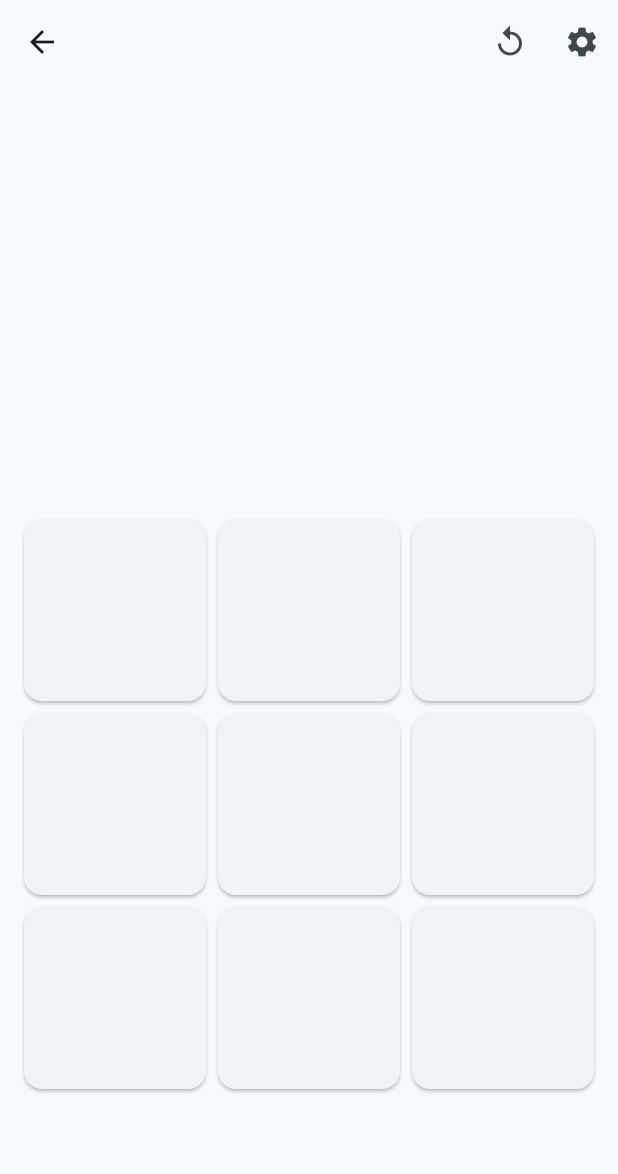
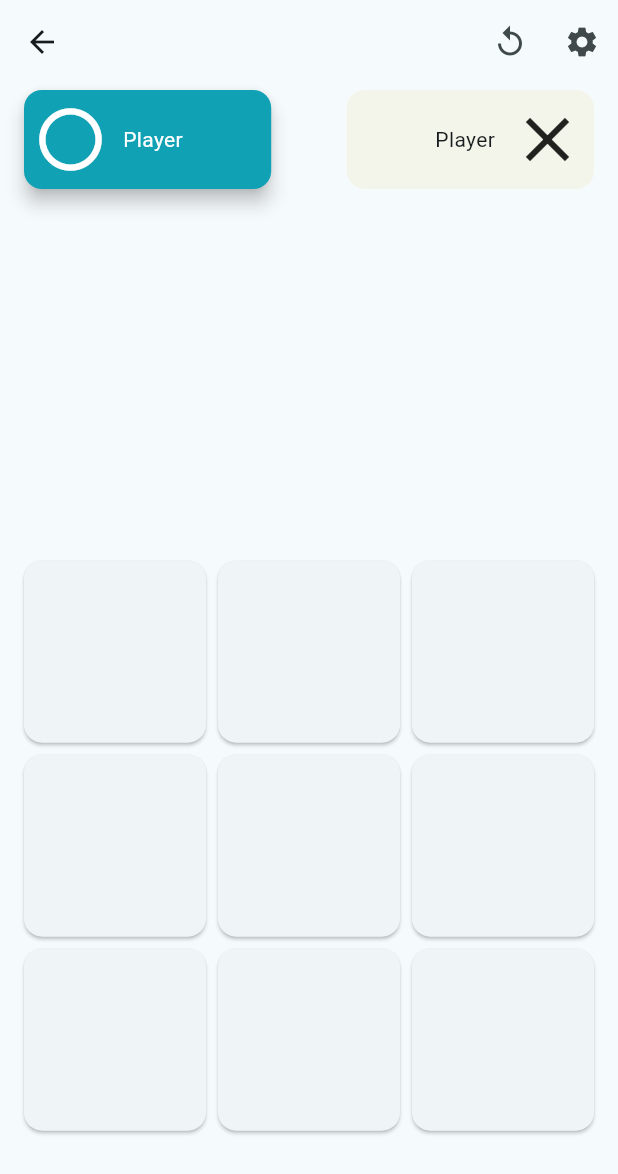
Before and after one commit to box-bm/Minimal-tic-tac-toe, a Flutter app: the screen it shows after launch, after a tap on "Play!", on a phone screen of 412 x 824 dp. Shown: the top 1174 px of the screen. Run offline on Flutter 3.47's test engine with Material 2 defaults, Android fonts, the light colour scheme and no system bars; our stand-ins replace animated_text_kit, bloc, equatable, flutter_bloc, hydrated_bloc.

Commit message:
created showing player turn

```diff
--- a/lib/bloc/tik_tak_toe/tik_tak_toe_bloc.dart
+++ b/lib/bloc/tik_tak_toe/tik_tak_toe_bloc.dart
@@ -41,7 +41,7 @@ class TikTakToeBloc extends Bloc<TikTakToeEvent, TikTakToeState> {
       } else if (winner == WinOption.tie) {
         emit(NoWinner(
           players: state.players,
-          playerTurnIndex: state.playerTurnIndex == 1 ? 0 : 1,
+          playerTurnIndex: state.playerTurnIndex,
           board: newBoard,
           boardSize: state.boardSize,
         ));
@@ -49,7 +49,7 @@ class TikTakToeBloc extends Bloc<TikTakToeEvent, TikTakToeState> {
         emit(GameWon(
           playerWinner: state.players.elementAt(state.playerTurnIndex),
           players: state.players,
-          playerTurnIndex: state.playerTurnIndex == 1 ? 0 : 1,
+          playerTurnIndex: state.playerTurnIndex,
           winOption: winner,
           board: newBoard,
           boardSize: state.boardSize,
--- a/lib/models/player.dart
+++ b/lib/models/player.dart
@@ -1,27 +1,25 @@
 import 'package:flutter/material.dart';
 
 class Player {
-  final String? playerName;
-  final Color? color;
-  final IconData? iconData;
+  final String playerName;
+  final Color color;
+  final IconData iconData;
 
-  const Player({this.playerName, this.color, this.iconData});
+  const Player(
+      {required this.playerName, required this.color, required this.iconData});
 
   factory Player.fromJSON(Map<String, dynamic> data) {
     return Player(
-      playerName: data['playerName'] ?? "Player",
-      color: data['color'] != null ? Color(data['color']) : null,
-      iconData: data['iconData'] != null
-          ? IconData(data['iconData'], fontFamily: 'MaterialIcons')
-          : null,
-    );
+        playerName: data['playerName'],
+        color: Color(data['color']),
+        iconData: IconData(data['iconData'], fontFamily: 'MaterialIcons'));
   }
 
   Map<String, dynamic> toJson() {
     return {
       "playerName": playerName,
-      "color": color?.value,
-      "iconData": iconData?.codePoint,
+      "color": color.value,
+      "iconData": iconData.codePoint,
     };
   }
 
--- a/lib/repository/default_players.dart
+++ b/lib/repository/default_players.dart
@@ -2,7 +2,11 @@ import 'package:flutter/material.dart';
 import 'package:tik_tak_toe/models/player.dart';
 
 const Player defaultPlayer1 = Player(
-    color: Color.fromARGB(255, 17, 161, 180), iconData: Icons.circle_outlined);
+    playerName: "",
+    color: Color.fromARGB(255, 17, 161, 180),
+    iconData: Icons.circle_outlined);
 
-const Player defaultPlayer2 =
-    Player(color: Color.fromARGB(255, 238, 183, 18), iconData: Icons.close);
+const Player defaultPlayer2 = Player(
+    playerName: "",
+    color: Color.fromARGB(255, 238, 183, 18),
+    iconData: Icons.close);
--- a/lib/screens/tik_tak_toe.dart
+++ b/lib/screens/tik_tak_toe.dart
@@ -4,6 +4,7 @@ import 'package:tik_tak_toe/bloc/tik_tak_toe/tik_tak_toe_bloc.dart';
 import 'package:tik_tak_toe/screens/settings.dart';
 import 'package:tik_tak_toe/widgets/board.dart';
 import 'package:tik_tak_toe/widgets/board_title.dart';
+import 'package:tik_tak_toe/widgets/board_turn.dart';
 
 class TikTakToe extends StatefulWidget {
   static String route = "/tikTakToe";
@@ -33,6 +34,7 @@ class _TikTakToeState extends State<TikTakToe> {
               crossAxisAlignment: CrossAxisAlignment.stretch,
               mainAxisAlignment: MainAxisAlignment.spaceBetween,
               children: const [
+                BoardTurn(),
                 Expanded(
                   child: BoardTitle(),
                 ),
--- /dev/null
+++ b/lib/widgets/board_turn.dart
@@ -0,0 +1,26 @@
+import 'package:flutter/material.dart';
+import 'package:flutter_bloc/flutter_bloc.dart';
+import 'package:tik_tak_toe/bloc/tik_tak_toe/tik_tak_toe_bloc.dart';
+import 'package:tik_tak_toe/models/win_options.dart';
+import 'package:tik_tak_toe/widgets/player_board_header.dart';
+
+class BoardTurn extends StatelessWidget {
+  const BoardTurn({super.key});
+
+  @override
+  Widget build(BuildContext context) {
+    return BlocBuilder<TikTakToeBloc, TikTakToeState>(
+      builder: (context, state) => Row(
+        mainAxisAlignment: MainAxisAlignment.spaceBetween,
+        children: state.players
+            .map((e) => PlayerBoardHeader(
+                  player: e,
+                  inverted: state.players.elementAt(1) == e,
+                  active: state.players.elementAt(state.playerTurnIndex) == e,
+                  tie: state.winOption == WinOption.tie,
+                ))
+            .toList(),
+      ),
+    );
+  }
+}
--- /dev/null
+++ b/lib/widgets/player_board_header.dart
@@ -0,0 +1,47 @@
+import 'package:flutter/material.dart';
+import 'package:tik_tak_toe/models/player.dart';
+
+class PlayerBoardHeader extends StatelessWidget {
+  final Player player;
+  final bool inverted;
+  final bool? winner;
+  final bool active;
+  final bool tie;
+
+  const PlayerBoardHeader({
+    super.key,
+    required this.player,
+    this.inverted = false,
+    this.active = false,
+    this.tie = false,
+    this.winner,
+  });
+
+  @override
+  Widget build(BuildContext context) {
+    return Card(
+        elevation: active || tie ? 5 : 0,
+        color: active || tie ? player.color : player.color.withAlpha(20),
+        child: Container(
+          padding: const EdgeInsets.symmetric(horizontal: 6, vertical: 8),
+          width: MediaQuery.of(context).size.width * 0.40,
+          child: Row(
+            textDirection: inverted ? TextDirection.rtl : null,
+            children: [
+              Icon(
+                player.iconData,
+                size: 50,
+                color: active || tie ? Colors.white : null,
+              ),
+              const SizedBox(width: 10),
+              Text(
+                player.playerName.isEmpty ? "Player" : player.playerName,
+                style: Theme.of(context).textTheme.bodyMedium?.copyWith(
+                      color: active || tie ? Colors.white : null,
+                    ),
+              )
+            ],
+          ),
+        ));
+  }
+}
--- a/lib/widgets/players_form.dart
+++ b/lib/widgets/players_form.dart
@@ -15,10 +15,8 @@ class _PlayersFormState extends State<PlayersForm> {
 
   @override
   void initState() {
-    player1Input.text =
-        context.read<PlayersBloc>().state.player1.playerName ?? "";
-    player2Input.text =
-        context.read<PlayersBloc>().state.player2.playerName ?? "";
+    player1Input.text = context.read<PlayersBloc>().state.player1.playerName;
+    player2Input.text = context.read<PlayersBloc>().state.player2.playerName;
     super.initState();
   }
 
@@ -64,16 +62,7 @@ class _PlayersFormState extends State<PlayersForm> {
                                   .read<PlayersBloc>()
                                   .state
                                   .player1
-                                      .color ??
-                                  const Color(0xFF000000))),
-                      // focusedBorder: OutlineInputBorder(
-                      //     borderSide: BorderSide(
-                      //         color: context
-                      //                 .read<PlayersBloc>()
-                      //                 .state
-                      //                 .player1
-                      //                 .color ??
-                      //             const Color(0xFF000000))),
+                                  .color)),
                       labelStyle: TextStyle(
                           color:
                               context.read<PlayersBloc>().state.player1.color),
@@ -100,16 +89,7 @@ class _PlayersFormState extends State<PlayersForm> {
                                   .read<PlayersBloc>()
                                   .state
                                   .player2
-                                      .color ??
-                                  const Color(0xFF000000))),
-                      // focusedBorder: OutlineInputBorder(
-                      //     borderSide: BorderSide(
-                      //         color: context
-                      //                 .read<PlayersBloc>()
-                      //                 .state
-                      //                 .player2
-                      //                 .color ??
-                      //             const Color(0xFF000000))),
+                                  .color)),
                       labelStyle: TextStyle(
                           color:
                               context.read<PlayersBloc>().state.player2.color),
```
Lines whose indentation alone changed are shown as unchanged.
